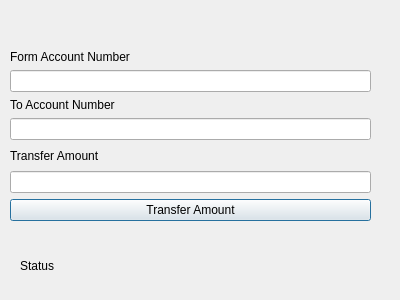
Above: BankAppUsingSqlite/transfer.ui from kunalgavhane12/QtAssignment before the change. Below: the same form after it.
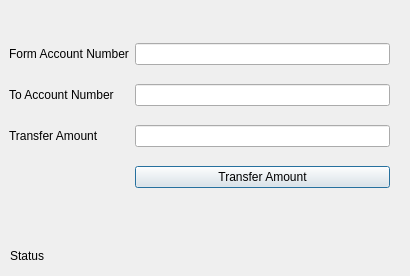
That is the form after the change.

Patch:
```diff
--- a/BankAppUsingSqlite/transfer.ui
+++ b/BankAppUsingSqlite/transfer.ui
@@ -6,78 +6,79 @@
    <rect>
     <x>0</x>
     <y>0</y>
-    <width>400</width>
-    <height>300</height>
+    <width>410</width>
+    <height>276</height>
    </rect>
   </property>
   <property name="windowTitle">
    <string>Quick Transfer </string>
   </property>
-  <widget class="QWidget" name="layoutWidget">
+  <widget class="QLabel" name="label_Status">
    <property name="geometry">
     <rect>
      <x>10</x>
-     <y>50</y>
-     <width>361</width>
+     <y>240</y>
+     <width>371</width>
+     <height>31</height>
+    </rect>
+   </property>
+   <property name="text">
+    <string>Status</string>
+   </property>
+  </widget>
+  <widget class="QWidget" name="">
+   <property name="geometry">
+    <rect>
+     <x>9</x>
+     <y>30</y>
+     <width>381</width>
      <height>171</height>
     </rect>
    </property>
-   <layout class="QVBoxLayout" name="verticalLayout_4">
-    <item>
-     <layout class="QVBoxLayout" name="verticalLayout">
-      <item>
-       <layout class="QVBoxLayout" name="verticalLayout_2">
-        <item>
+   <layout class="QGridLayout" name="gridLayout">
+    <item row="0" column="0">
          <widget class="QLabel" name="label_FormAccountNo">
           <property name="text">
            <string>Form Account Number</string>
           </property>
          </widget>
         </item>
-        <item>
+    <item row="0" column="1">
          <widget class="QLineEdit" name="lineEdit_FromAccountNo">
           <property name="inputMethodHints">
            <set>Qt::ImhPreferNumbers</set>
           </property>
          </widget>
         </item>
-       </layout>
-      </item>
-      <item>
+    <item row="1" column="0">
        <widget class="QLabel" name="label_ToAccountNo">
         <property name="text">
          <string>To Account Number</string>
         </property>
        </widget>
       </item>
-      <item>
+    <item row="1" column="1">
        <widget class="QLineEdit" name="lineEdit_ToAccountNo">
         <property name="inputMethodHints">
          <set>Qt::ImhPreferNumbers</set>
         </property>
        </widget>
       </item>
-     </layout>
-    </item>
-    <item>
-     <layout class="QVBoxLayout" name="verticalLayout_3">
-      <item>
+    <item row="2" column="0">
        <widget class="QLabel" name="label_Transfer">
         <property name="text">
          <string>Transfer Amount</string>
         </property>
        </widget>
       </item>
-      <item>
+    <item row="2" column="1">
        <widget class="QLineEdit" name="lineEdit_Transfer">
         <property name="inputMethodHints">
          <set>Qt::ImhPreferNumbers</set>
         </property>
        </widget>
       </item>
-     </layout>
-    </item>
-    <item>
+    <item row="3" column="1">
      <widget class="QPushButton" name="pushButton_TransferAmount">
       <property name="text">
        <string>Transfer Amount</string>
@@ -86,19 +87,6 @@
     </item>
    </layout>
   </widget>
-  <widget class="QLabel" name="label_Status">
-   <property name="geometry">
-    <rect>
-     <x>20</x>
-     <y>250</y>
-     <width>311</width>
-     <height>31</height>
-    </rect>
-   </property>
-   <property name="text">
-    <string>Status</string>
-   </property>
-  </widget>
  </widget>
  <resources/>
  <connections/>
```
Lines whose indentation alone changed are shown as unchanged.
